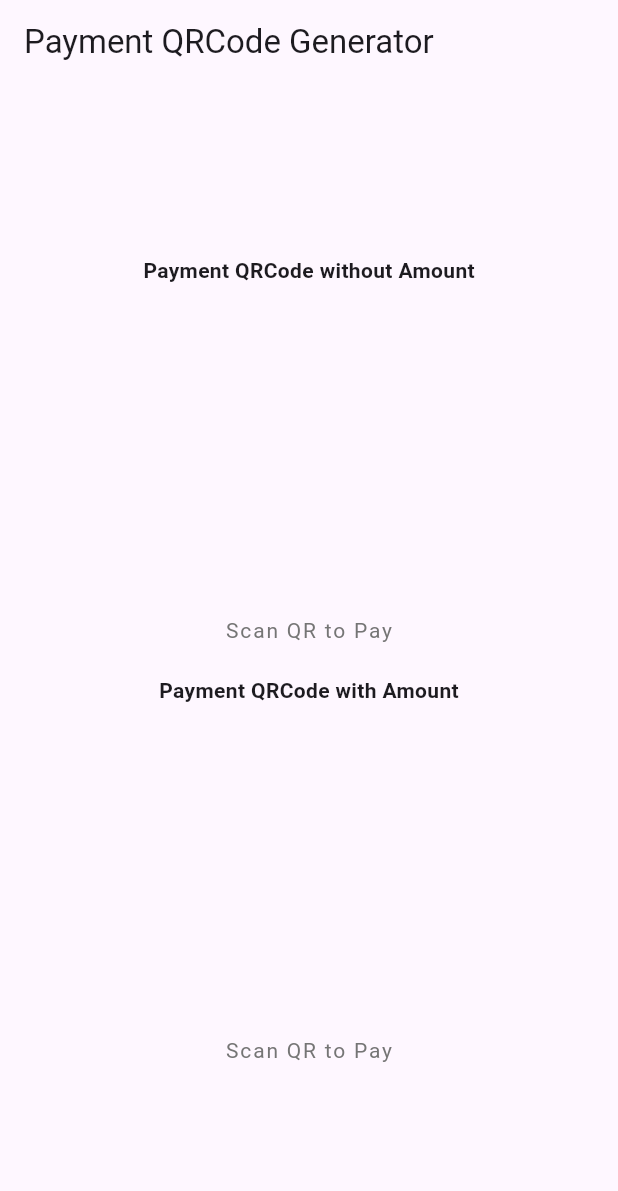
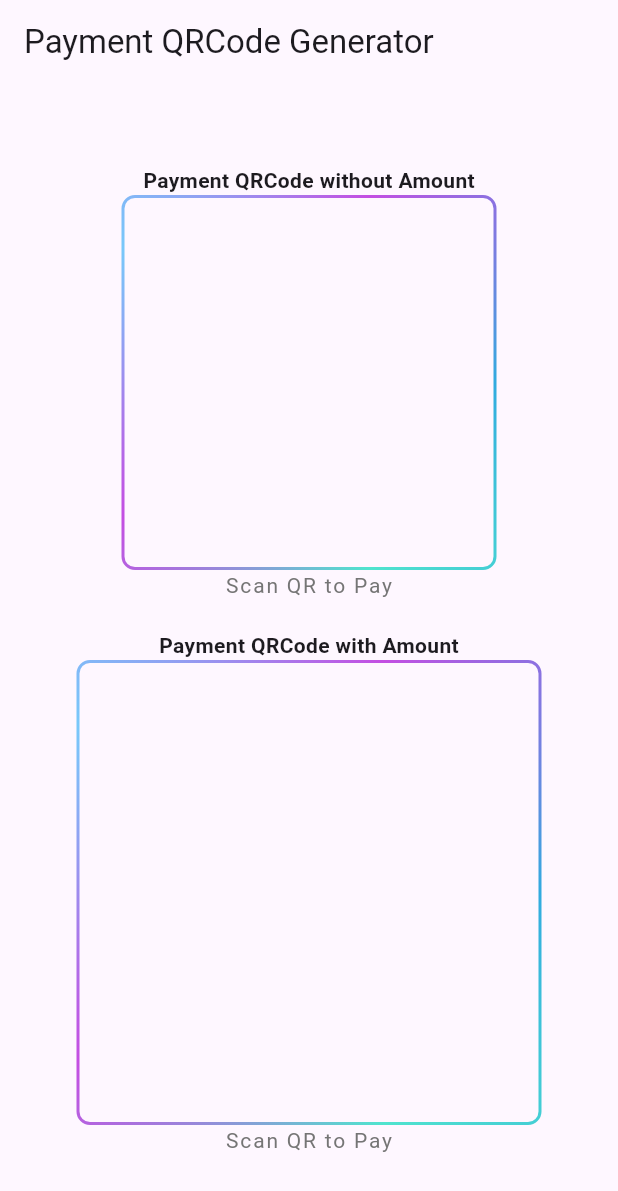
Before and after one commit to Ngochiendev/payment_qrcode, a Flutter app: the screen it shows after launch, on a phone screen of 412 x 824 dp. Shown: the top 1191 px of the screen. Run offline on Flutter 3.47's test engine with Material 3 defaults, Android fonts, the phone set to English and light mode, and no system bars; our stand-ins replace qr_flutter.

Commit message:
feat: update boder color and more

```diff
--- a/analysis_options.yaml
+++ b/analysis_options.yaml
@@ -7,6 +7,9 @@
 
 # The following line activates a set of recommended lints for Flutter apps,
 # packages, and plugins designed to encourage good coding practices.
+analyzer:
+  errors:
+    non_constant_identifier_names: ignore
 include: package:flutter_lints/flutter.yaml
 
 linter:
--- a/example/lib/main.dart
+++ b/example/lib/main.dart
@@ -7,7 +7,7 @@ void main() {
 
 /// Creates The UPI Payment QRCode
 class MyApp extends StatefulWidget {
-  const MyApp({Key? key}) : super(key: key);
+  const MyApp({super.key});
 
   @override
   State<MyApp> createState() => _MyAppState();
@@ -66,7 +66,7 @@ class _MyAppState extends State<MyApp> {
                 qrCodeValue:
                     "000201010212262400069704890110010114877152020153037045405220005802VN5910CTY DTSOFT6005HANOI62820321TRUONG TH LE VAN VIET052201000000000000000000010705012340818DTS0004794510423HP63047C17",
                 embeddedImagePath: 'assets/images/logo.png',
-                size: 220,
+                size: 280,
                 QrErrorCorrectLevel: QRErrorCorrectLevel.low,
               ),
               Text(
--- a/lib/src/root/qrcode.dart
+++ b/lib/src/root/qrcode.dart
@@ -1,14 +1,13 @@
 import 'dart:async';
 import 'dart:ui' as ui;
-
 import 'package:flutter/material.dart';
 import 'package:flutter/services.dart';
 import 'package:payment_qrcode/payment_qrcode.dart';
 
-/// Generates the UP IPayment QRCode
+/// Generates the UPI Payment QRCode with Neon Border
 class PaymentQRCode extends StatelessWidget {
   const PaymentQRCode({
-    Key? key,
+    super.key,
     this.size,
     this.loader,
     this.noBarcodeWidget,
@@ -20,59 +19,25 @@ class PaymentQRCode extends StatelessWidget {
     this.dataModuleStyle,
     this.qrCodeLoader,
     required this.qrCodeValue,
-  }) : super(key: key);
+    this.borderColor = const Color(0xFF31ABDF), // Màu mặc định cho viền neon
+    this.borderRadius = 8.0,
+    this.strokeWidth = 2.0,
+  });
 
-  /// The [size] parameter is completely a optional,
-  ///
-  /// Default value is null, It is basically for the QRCode width and height
-  ///
   final double? size;
-
-  @Deprecated("Please avoid using loader, since its not used no where")
-
-  /// The [loader] parameter is completely Optional,
-  ///
-  /// Default Circular Progress Loader will be shown
-  ///
   final Widget? loader;
-
-  @Deprecated("Please avoid using noBarcodeWidget, since its not used no where")
-
-  /// The [noBarcodeWidget] paramete is used, If No Barcode gets generated in that case you need to provide a message
-  ///
-  /// Default value is a Text message No Data Found for Barcode", It is basically for the QRCode width and height
-  ///
   final Widget? noBarcodeWidget;
-
-  /// The [embeddedImagePath] parameter is used to generate embedded asset image in the QR Code
-  ///
-  /// Default value is null, If no paramter is passed the image won't show
-  ///
   final String? embeddedImagePath;
-
-  /// The [embeddedImagePath] parameter is used to give size to embedded image in QR Code
-  ///
-  ///Default Value is null, If image is passed and [embeddedImagePath] value is not passed then it default value is Size(40, 40)
-  ///
   final Size? embeddedImageSize;
-
-  /// The [QrErrorCorrectLevel] parameter is used to avoid error in QRCode, the more high the Correct Level
-  /// less the error in QRCode data while scanning.
   final QRErrorCorrectLevel? QrErrorCorrectLevel;
-
-  /// The [qrErrorStateBuilder] parameter is used to when there is an error in rendering the QRCode
   final Widget Function(BuildContext, Object?)? qrErrorStateBuilder;
-
-  /// The [eyeStyle] parameter is used to change the eye style of the QRCode
   final QrEyeStyle? eyeStyle;
-
-  /// The [dataModuleStyle] parameter is used to change the data module style of the QRCode
   final QrDataModuleStyle? dataModuleStyle;
-
-  /// The [qrCodeLoader] parameter is used to load the QRCode when it is being generated
   final Widget? qrCodeLoader;
-
   final String qrCodeValue;
+  final Color borderColor;
+  final double borderRadius;
+  final double strokeWidth;
 
   @override
   Widget build(BuildContext context) {
@@ -86,15 +51,35 @@ class PaymentQRCode extends StatelessWidget {
         if (!snapshot.hasData) {
           return qrCodeLoader ?? const CircularProgressIndicator();
         }
-        return _qrPainter(snapshot.data);
+        return _buildNeonBorder(_qrPainter(snapshot.data));
       },
     );
 
-    return SizedBox(
-      width: size,
-      height: size,
-      child: embeddedImagePath == null ? _qrPainter(null) : qrFutureBuilder,
-    );
+    return embeddedImagePath == null
+        ? _buildNeonBorder(_qrPainter(null))
+        : qrFutureBuilder;
+  }
+
+  /// Hàm này bao bọc mã QR bằng hiệu ứng viền neon
+  Widget _buildNeonBorder(Widget qrCodeWidget) {
+    return LayoutBuilder(builder: (context, constraints) {
+      final double adjustedPadding = (size.hashCode * 0.05).clamp(5.0, 15.0);
+      return CustomPaint(
+        painter: NeonBorderPainter(
+          borderColor: borderColor,
+          borderRadius: borderRadius,
+          strokeWidth: strokeWidth,
+        ),
+        child: Padding(
+          padding: EdgeInsets.all(adjustedPadding),
+          child: SizedBox(
+            width: size,
+            height: size,
+            child: qrCodeWidget,
+          ),
+        ),
+      );
+    });
   }
 
   CustomPaint _qrPainter(ui.Image? image) {
@@ -130,3 +115,48 @@ class PaymentQRCode extends StatelessWidget {
     return completer.future;
   }
 }
+
+class NeonBorderPainter extends CustomPainter {
+  final Color borderColor;
+  final double borderRadius;
+  final double strokeWidth;
+
+  NeonBorderPainter({
+    required this.borderColor,
+    required this.borderRadius,
+    required this.strokeWidth,
+  });
+
+  @override
+  void paint(Canvas canvas, Size size) {
+    final Paint paint = Paint()
+      ..shader = const SweepGradient(
+        colors: [
+          Color(0xFF31ABDF), // Primary cool blue
+          Color.fromARGB(255, 80, 228, 206), // Aqua Neon
+          Color.fromARGB(255, 196, 78, 226), // Neon Purple
+          Color.fromARGB(255, 120, 200, 250), // Sky Blue
+          Color.fromARGB(255, 196, 78, 226), // Neon Purple
+          Color(0xFF31ABDF), // Back to primary cool blue
+        ],
+        stops: [0.0, 0.2, 0.4, 0.6, 0.8, 1.0],
+      ).createShader(Rect.fromLTWH(0, 0, size.width, size.height))
+      ..style = PaintingStyle.stroke
+      ..strokeWidth = strokeWidth;
+
+    final Rect rect = Rect.fromLTWH(
+      strokeWidth / 2,
+      strokeWidth / 2,
+      size.width - strokeWidth,
+      size.height - strokeWidth,
+    );
+    final RRect rrect = RRect.fromRectAndRadius(
+      rect,
+      Radius.circular(borderRadius),
+    );
+    canvas.drawRRect(rrect, paint);
+  }
+
+  @override
+  bool shouldRepaint(covariant CustomPainter oldDelegate) => true;
+}
```
Also changed, not shown: example/pubspec.yaml (+4 -68 lines), pubspec.yaml (+4 -62 lines), example/pubspec.lock, pubspec.lock, 2 other files.
